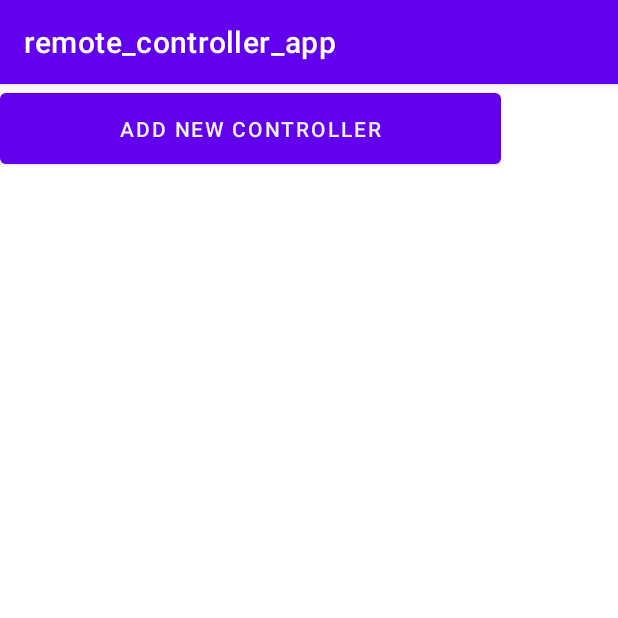
After one commit to PrzemyslawSalek/remote_controller, an Android app: the fragment Opening shown on its own in the app's theme, on a phone screen of 412 x 824 dp, the top half of it. The commit adds this screen. Run offline under Robolectric (Android 15) with nearby library versions, the phone set to English and light mode, and no system bars.

Commit message:
Opening Fragment

```diff
--- a/app/app/src/main/java/com/app/remote_controller_app/Fragments/Controller.java
+++ b/app/app/src/main/java/com/app/remote_controller_app/Fragments/Controller.java
@@ -9,10 +9,8 @@ import androidx.navigation.fragment.NavHostFragment;
 import android.view.LayoutInflater;
 import android.view.View;
 import android.view.ViewGroup;
-import android.widget.Button;
 
 import com.app.remote_controller_app.R;
-import com.app.remote_controller_app.examples.FirstFragment;
 
 public class Controller extends Fragment {
 
@@ -25,7 +23,7 @@ public class Controller extends Fragment {
     public void onViewCreated(@NonNull View view, Bundle savedInstanceState) {
         super.onViewCreated(view, savedInstanceState);
 
-        view.findViewById(R.id.controller_button).setOnClickListener(new View.OnClickListener() {
+        view.findViewById(R.id.controller_button_edit).setOnClickListener(new View.OnClickListener() {
             @Override
             public void onClick(View view) {
                 NavHostFragment.findNavController(Controller.this)
--- /dev/null
+++ b/app/app/src/main/java/com/app/remote_controller_app/Fragments/Opening.java
@@ -0,0 +1,23 @@
+package com.app.remote_controller_app.Fragments;
+
+import android.os.Bundle;
+
+import androidx.fragment.app.Fragment;
+
+import android.view.LayoutInflater;
+import android.view.View;
+import android.view.ViewGroup;
+
+import com.app.remote_controller_app.R;
+
+public class Opening extends Fragment {
+
+    //======    THIS IS VERY FIRST FRAGMENT ======\\
+
+    @Override
+    public View onCreateView(LayoutInflater inflater, ViewGroup container, Bundle savedInstanceState) {
+        return inflater.inflate(R.layout.fragment_opening, container, false);
+    }
+
+    //TODO make the "add new controller" button works ;)
+}
--- a/app/app/src/main/java/com/app/remote_controller_app/SettingsFragment.java
+++ b/app/app/src/main/java/com/app/remote_controller_app/Fragments/SettingsFragment.java
@@ -1,8 +1,10 @@
-package com.app.remote_controller_app;
+package com.app.remote_controller_app.Fragments;
 
 import android.os.Bundle;
 
 import androidx.preference.PreferenceFragmentCompat;
+
+import com.app.remote_controller_app.R;
 
 public class SettingsFragment extends PreferenceFragmentCompat {
 
--- a/app/app/src/main/res/layout/fragment_controller.xml
+++ b/app/app/src/main/res/layout/fragment_controller.xml
@@ -8,7 +8,7 @@
     tools:context=".Fragments.Controller">
 
     <Button
-        android:id="@+id/controller_button"
+        android:id="@+id/controller_button_edit"
         android:layout_width="200dp"
         android:layout_height="70dp"
         android:background="@color/buttons_button"
--- /dev/null
+++ b/app/app/src/main/res/layout/fragment_opening.xml
@@ -0,0 +1,32 @@
+<?xml version="1.0" encoding="utf-8"?>
+<androidx.constraintlayout.widget.ConstraintLayout xmlns:android="http://schemas.android.com/apk/res/android"
+    xmlns:app="http://schemas.android.com/apk/res-auto"
+    xmlns:tools="http://schemas.android.com/tools"
+    android:layout_width="match_parent"
+    android:layout_height="match_parent"
+    tools:context=".Fragments.Opening" >
+
+    <ScrollView
+        android:layout_width="334dp"
+        android:layout_height="537dp"
+        tools:layout_editor_absoluteX="38dp"
+        tools:layout_editor_absoluteY="121dp"
+        tools:ignore="MissingConstraints">
+
+        <LinearLayout
+            android:layout_width="match_parent"
+            android:layout_height="wrap_content"
+            android:orientation="vertical" >
+
+            <Button
+                android:id="@+id/opening_button_addnew"
+                android:layout_width="match_parent"
+                android:layout_height="59dp"
+                android:text="@string/opening_addnew"
+                android:textAlignment="center"
+                android:textColor="@color/buttons_message"
+                app:iconTint="@color/buttons_button" />
+        </LinearLayout>
+    </ScrollView>
+
+</androidx.constraintlayout.widget.ConstraintLayout>
--- a/app/app/src/main/res/navigation/nav_graph.xml
+++ b/app/app/src/main/res/navigation/nav_graph.xml
@@ -27,6 +27,6 @@
     </fragment>
     <fragment
         android:id="@+id/settingsFragment"
-        android:name="com.app.remote_controller_app.SettingsFragment"
+        android:name="com.app.remote_controller_app.Fragments.SettingsFragment"
         android:label="@string/action_settings" />
 </navigation>
--- a/app/app/src/main/res/values/strings.xml
+++ b/app/app/src/main/res/values/strings.xml
@@ -35,6 +35,9 @@
     <string name="english_values">english</string>
     <string name="polish_values">polish</string>
 
-<!-- Controller View -->
+    <!-- Controller View -->
     <string name="controller_edit">Edit Mode</string>
+
+<!-- Opening View -->
+    <string name="opening_addnew">Add new controller</string>
 </resources>
```
Also changed, not shown: 1 other file.
